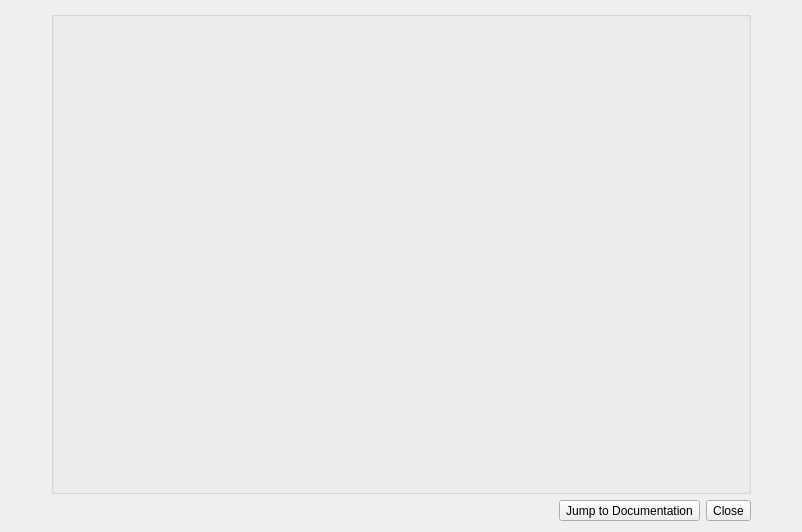
Old version of the form python/help_screen/resources/dialog.ui in the repository shotgunsoftware/tk-framework-shotgunutils.
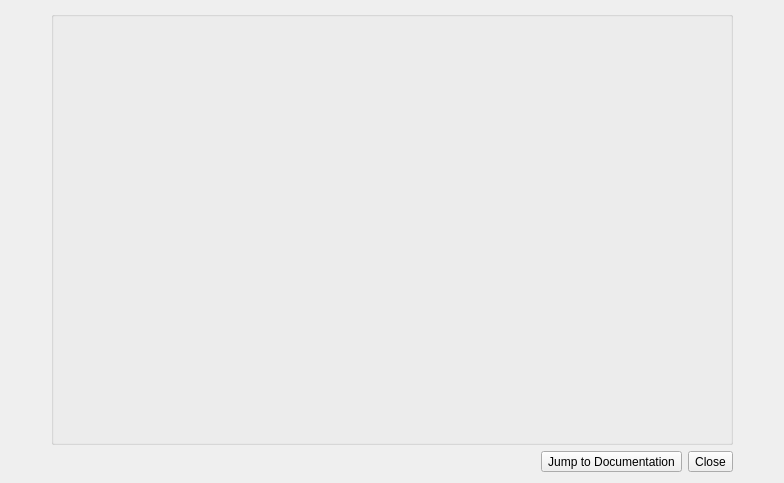
New version of the form. Icons and pictures are not drawn.

Commit message: Added basic implementation for help screen.

The edit to the form file:
```diff
--- a/python/help_screen/resources/dialog.ui
+++ b/python/help_screen/resources/dialog.ui
@@ -6,8 +6,8 @@
    <rect>
     <x>0</x>
     <y>0</y>
-    <width>802</width>
-    <height>532</height>
+    <width>784</width>
+    <height>483</height>
    </rect>
   </property>
   <property name="windowTitle">
@@ -70,25 +70,14 @@
         <string/>
        </property>
        <layout class="QVBoxLayout" name="verticalLayout">
+        <property name="margin">
+         <number>2</number>
+        </property>
         <item>
          <widget class="QStackedWidget" name="stackedWidget">
-          <property name="minimumSize">
-           <size>
-            <width>650</width>
-            <height>400</height>
-           </size>
-          </property>
-          <property name="maximumSize">
-           <size>
-            <width>650</width>
-            <height>400</height>
-           </size>
-          </property>
           <property name="currentIndex">
            <number>1</number>
           </property>
-          <widget class="QWidget" name="page_1"/>
-          <widget class="QWidget" name="page_2"/>
          </widget>
         </item>
        </layout>
```
Left out of the diff: 2 changed lines with no effect on the pictures. The commit also changes 2 other files.
